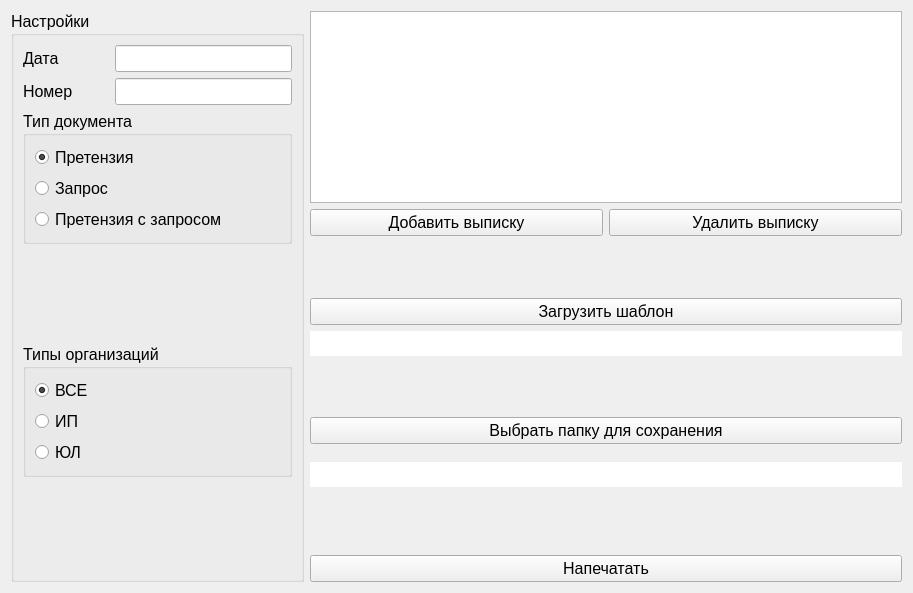
Before: the Qt Designer form res/main_widget.ui in Liteskarr/ClaimsMaker, drawn with Qt 5.
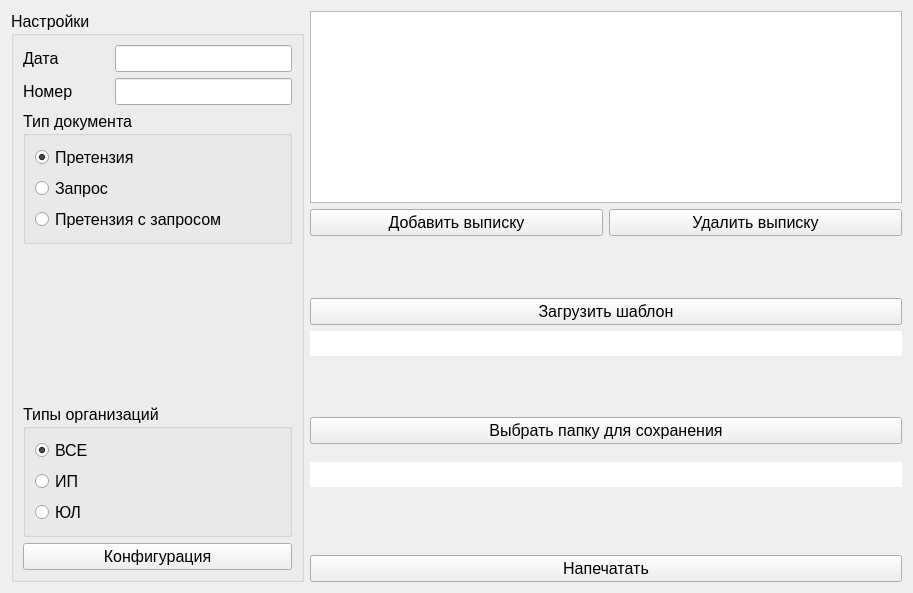
After: the same form once the commit is applied.

Commit message: update(main_widget.ui): adding config opening button

What changed in the file:
```diff
--- a/res/main_widget.ui
+++ b/res/main_widget.ui
@@ -145,17 +145,11 @@
        </widget>
       </item>
       <item row="8" column="0" colspan="3">
-       <spacer name="verticalSpacer_5">
-        <property name="orientation">
-         <enum>Qt::Vertical</enum>
+       <widget class="QPushButton" name="config_button">
+        <property name="text">
+         <string>Конфигурация</string>
         </property>
-        <property name="sizeHint" stdset="0">
-         <size>
-          <width>20</width>
-          <height>40</height>
-         </size>
-        </property>
-       </spacer>
+       </widget>
       </item>
      </layout>
     </widget>
```
Left out of the diff: 284 changed lines with no effect on the pictures.
